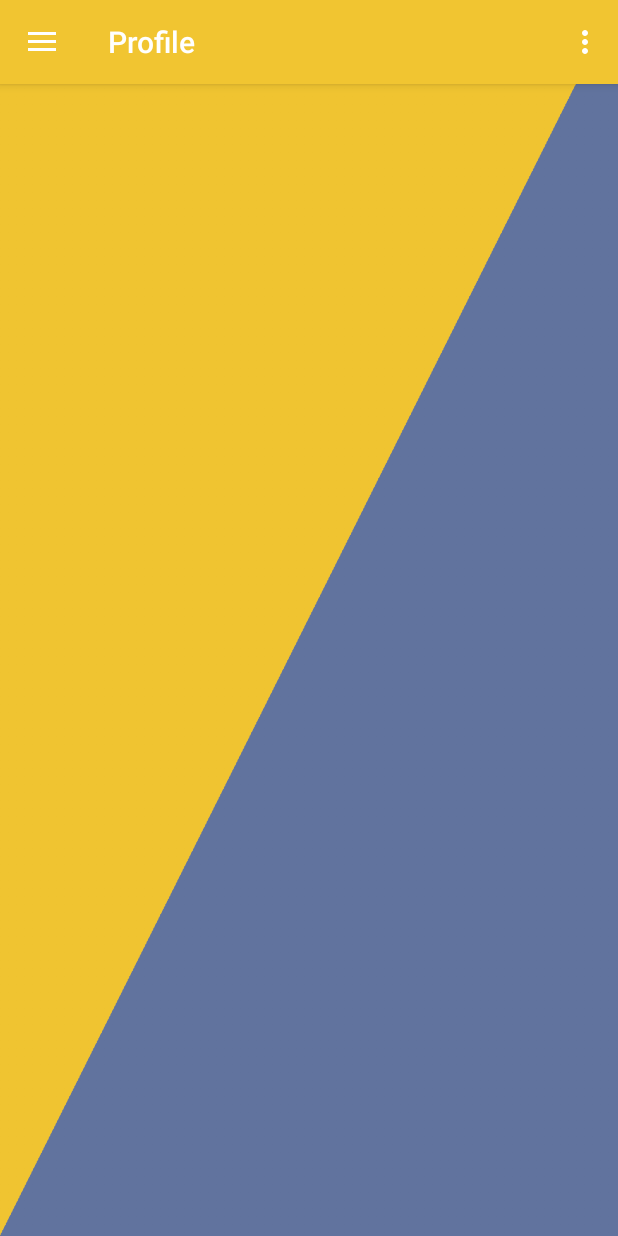
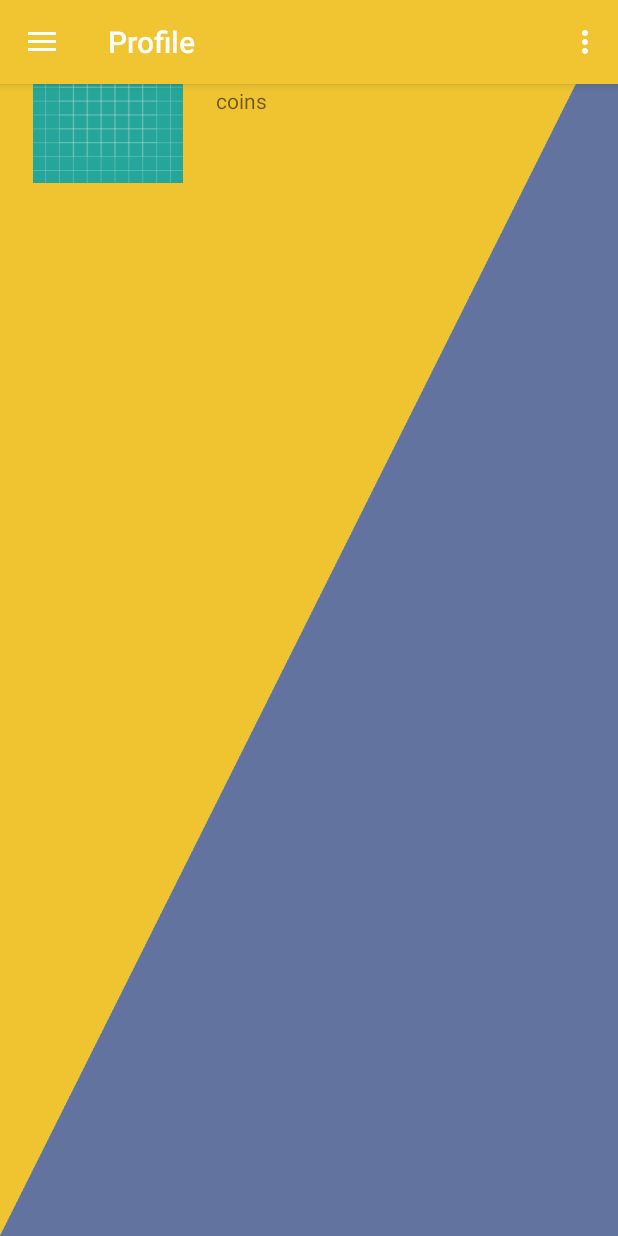
Before and after one commit to christproject-nizamakil/project, an Android app: the screen it shows after launch (MainActivity), after a tap on "Profile", on a phone screen of 412 x 824 dp. Run offline under Robolectric (Android 15) with nearby library versions, the phone set to English and light mode, and no system bars; 1 other tap on this screen came first.

Commit message:
fragment add

```diff
--- a/app/build.gradle
+++ b/app/build.gradle
@@ -29,7 +29,6 @@
     androidTestImplementation 'com.android.support.test.espresso:espresso-core:3.0.2'
 }
 
-
 //amir
 dependencies {
     implementation 'com.android.support:recyclerview-v7:26.1.0'
@@ -40,3 +39,7 @@
     implementation 'com.android.volley:volley:1.0.0'
     implementation 'com.google.code.gson:gson:2.6.2'
 }
+
+dependencies {
+    implementation 'com.android.support:support-v4:28.+'
+}
--- a/app/src/main/res/layout/content_main.xml
+++ b/app/src/main/res/layout/content_main.xml
@@ -1,5 +1,5 @@
 <?xml version="1.0" encoding="utf-8"?>
-<android.support.constraint.ConstraintLayout xmlns:android="http://schemas.android.com/apk/res/android"
+<RelativeLayout xmlns:android="http://schemas.android.com/apk/res/android"
     xmlns:app="http://schemas.android.com/apk/res-auto"
     xmlns:tools="http://schemas.android.com/tools"
     android:layout_width="match_parent"
@@ -11,6 +11,5 @@
     android:id="@+id/contentMain"
     android:layout_width="match_parent"
     android:layout_height="match_parent">
-
 </FrameLayout>
-</android.support.constraint.ConstraintLayout>
+</RelativeLayout>
--- a/app/src/main/res/layout/fragment_junior_profile.xml
+++ b/app/src/main/res/layout/fragment_junior_profile.xml
@@ -1,10 +1,41 @@
 <?xml version="1.0" encoding="utf-8"?>
-<RelativeLayout xmlns:android="http://schemas.android.com/apk/res/android"
+<FrameLayout xmlns:android="http://schemas.android.com/apk/res/android"
     xmlns:tools="http://schemas.android.com/tools"
     android:layout_width="match_parent"
     android:layout_height="match_parent"
     android:background="@drawable/background_app"
     tools:context=".Junior_yao.JuniorProfileFragment">
+<RelativeLayout
+    android:layout_width="match_parent"
+    android:layout_height="match_parent">
 
+    <ImageView
+        android:id="@+id/img_profile"
+        android:layout_marginLeft="22dp"
+        android:layout_marginTop="22dp"
+        android:layout_width="100dp"
+        android:layout_height="100dp"
+        android:src="@drawable/ic_launcher_background"
+
+        />
+
+    <TextView
+        android:id="@+id/userName"
+        android:text="Kouadio Yao Innocent Junior "
+        android:layout_marginLeft="22dp"
+        android:layout_marginTop="22dp"
+        android:layout_toRightOf="@id/img_profile"
+        android:layout_width="wrap_content"
+        android:layout_height="wrap_content" />
+    <TextView
+        android:text="coins  "
+        android:layout_marginLeft="22dp"
+        android:layout_marginTop="16dp"
+        android:layout_toRightOf="@id/img_profile"
+        android:layout_below="@+id/userName"
+        android:layout_width="wrap_content"
+        android:layout_height="wrap_content" />
 
 </RelativeLayout>
+
+</FrameLayout>
--- a/app/src/main/res/values/strings.xml
+++ b/app/src/main/res/values/strings.xml
@@ -15,5 +15,4 @@
     <!--amir-->
 
 
-
 </resources>
```
Also changed, not shown: app/src/main/java/com/always/work_hard_junior_yao/christ_project_nizamakil/Junior_yao/JuniorFeedback_fragment.java (added, +109 -0 lines), app/src/main/java/com/always/work_hard_junior_yao/christ_project_nizamakil/MainActivity.java (+8 -4 lines), app/src/main/res/layout/activity_junior__feed_back_activity.xml (deleted, +0 -44 lines), app/src/main/res/layout/fragment_junior_feedback_fragment.xml (added, +51 -0 lines).
